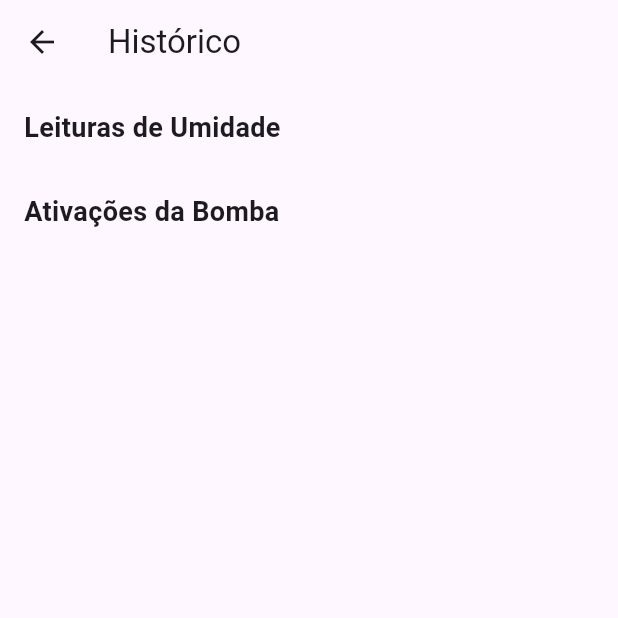
After one commit to JuanHz16/irrigacao_iot, a Flutter app: the HistoryScreen screen opened directly, on a phone screen of 412 x 824 dp, the top half of it. The commit adds this screen. Run offline on Flutter 3.47's test engine with Material 3 defaults, Android fonts, the phone set to English and light mode, and no system bars; our stand-ins replace sqflite; accounts and stored records are empty.

Commit message:
(history): implementa historico de leituras e ativacoes e resolvido problemas

```diff
--- /dev/null
+++ b/lib/features/history/history_provider.dart
@@ -0,0 +1,42 @@
+import 'package:flutter/material.dart';
+
+import '../../core/database/database_helper.dart';
+class HistoryProvider extends ChangeNotifier {
+  final DatabaseHelper _database =
+      DatabaseHelper.instance;
+
+  bool isLoading = false;
+
+  List<Map<String, dynamic>>
+      sensorReadings = [];
+
+  List<Map<String, dynamic>>
+      pumpActivations = [];
+
+  void _setLoading(bool value) {
+    isLoading = value;
+    notifyListeners();
+  }
+
+  Future<void> loadHistory() async {
+    try {
+      _setLoading(true);
+
+      sensorReadings =
+          await _database
+              .getSensorReadings(1);
+
+      pumpActivations =
+          await _database
+              .getPumpActivations(1);
+
+      notifyListeners();
+    } catch (e) {
+      debugPrint(
+        'Erro ao carregar histórico: $e',
+      );
+    } finally {
+      _setLoading(false);
+    }
+  }
+}
--- /dev/null
+++ b/lib/features/history/history_screen.dart
@@ -0,0 +1,109 @@
+import 'package:flutter/material.dart';
+import 'package:provider/provider.dart';
+
+import 'history_provider.dart';
+
+class HistoryScreen extends StatefulWidget {
+  const HistoryScreen({super.key});
+
+  @override
+  State<HistoryScreen> createState() =>
+      _HistoryScreenState();
+}
+
+class _HistoryScreenState
+    extends State<HistoryScreen> {
+  @override
+  void initState() {
+    super.initState();
+
+    WidgetsBinding.instance
+        .addPostFrameCallback((_) {
+      context
+          .read<HistoryProvider>()
+          .loadHistory();
+    });
+  }
+
+  @override
+  Widget build(BuildContext context) {
+    final history =
+        Provider.of<HistoryProvider>(
+      context,
+    );
+
+    return Scaffold(
+      appBar: AppBar(
+        title: const Text(
+          'Histórico',
+        ),
+      ),
+      body: history.isLoading
+          ? const Center(
+              child:
+                  CircularProgressIndicator(),
+            )
+          : ListView(
+              padding:
+                  const EdgeInsets.all(16),
+              children: [
+                const Text(
+                  'Leituras de Umidade',
+                  style: TextStyle(
+                    fontSize: 18,
+                    fontWeight:
+                        FontWeight.bold,
+                  ),
+                ),
+
+                const SizedBox(height: 10),
+
+                ...history.sensorReadings.map(
+                  (reading) => Card(
+                    child: ListTile(
+                      leading: const Icon(
+                        Icons.water_drop,
+                      ),
+                      title: Text(
+                        '${(reading['moisture_value'] as num).toStringAsFixed(1)}%',
+                      ),
+                      subtitle: Text(
+                        '${reading['reading_type']}',
+                      ),
+                    ),
+                  ),
+                ),
+
+                const SizedBox(height: 20),
+
+                const Text(
+                  'Ativações da Bomba',
+                  style: TextStyle(
+                    fontSize: 18,
+                    fontWeight:
+                        FontWeight.bold,
+                  ),
+                ),
+
+                const SizedBox(height: 10),
+
+                ...history.pumpActivations.map(
+                  (activation) => Card(
+                    child: ListTile(
+                      leading: const Icon(
+                        Icons.power,
+                      ),
+                      title: Text(
+                        '${activation['trigger_type']}',
+                      ),
+                      subtitle: Text(
+                        '${activation['started_at']}',
+                      ),
+                    ),
+                  ),
+                ),
+              ],
+            ),
+    );
+  }
+}
--- a/lib/main.dart
+++ b/lib/main.dart
@@ -3,7 +3,7 @@ import 'features/control/control_provider.dart';
 import 'features/config/config_provider.dart';
 
 import 'package:provider/provider.dart';
-
+import 'features/history/history_provider.dart';
 import 'features/auth/auth_provider.dart';
 import 'features/auth/login_screen.dart';
 import 'features/dashboard/dashboard_provider.dart';
@@ -14,6 +14,7 @@ void main() {
       providers: [
         ChangeNotifierProvider(create: (_) => AuthProvider()),
         ChangeNotifierProvider(create: (_) => ConfigProvider()),
+        ChangeNotifierProvider(create: (_) => HistoryProvider()),
 
         ChangeNotifierProvider(create: (_) => DashboardProvider()),
         ChangeNotifierProxyProvider<DashboardProvider, ControlProvider>(
```
Also changed, not shown: lib/core/database/database_helper.dart (+92 -42 lines), lib/features/navigation/main_navigation_screen.dart (+13 -0 lines), lib/features/history/git checkout -b feature/history_screen.dart (deleted), 1 other file.
